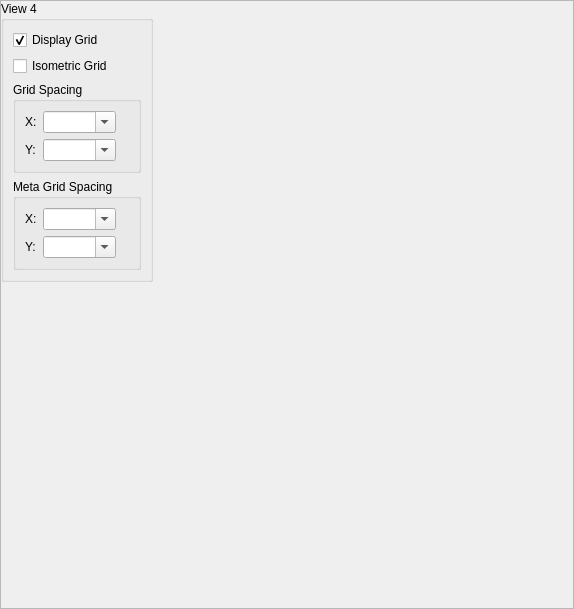
Old version of the form scripts/Edit/DrawingPreferences/GridSettings/PreferencesPage.ui in the repository qcad/qcad.
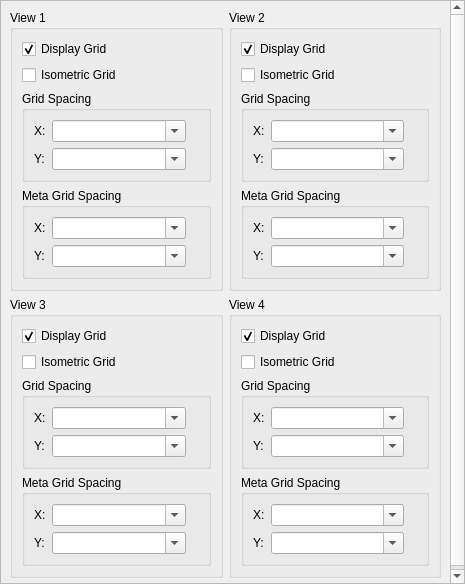
New version of the form.

The edit to the form file:
```diff
--- a/scripts/Edit/DrawingPreferences/GridSettings/PreferencesPage.ui
+++ b/scripts/Edit/DrawingPreferences/GridSettings/PreferencesPage.ui
@@ -6,8 +6,20 @@
    <rect>
     <x>0</x>
     <y>0</y>
-    <width>574</width>
-    <height>609</height>
+    <width>465</width>
+    <height>584</height>
+   </rect>
+  </property>
+  <property name="widgetResizable">
+   <bool>true</bool>
+  </property>
+  <widget class="QWidget" name="scrollAreaWidgetContents">
+   <property name="geometry">
+    <rect>
+     <x>0</x>
+     <y>0</y>
+     <width>463</width>
+     <height>582</height>
    </rect>
   </property>
   <layout class="QGridLayout" name="gridLayout_9">
@@ -619,20 +631,8 @@
      </layout>
     </widget>
    </item>
-   <item row="2" column="0" colspan="2">
-    <spacer name="verticalSpacer">
-     <property name="orientation">
-      <enum>Qt::Vertical</enum>
-     </property>
-     <property name="sizeHint" stdset="0">
-      <size>
-       <width>20</width>
-       <height>40</height>
-      </size>
-     </property>
-    </spacer>
-   </item>
-  </layout>
+   </layout>
+  </widget>
  </widget>
  <resources/>
  <connections>
```
Left out of the diff: 306 changed lines with no effect on the pictures. Lines whose indentation alone changed are shown as unchanged.
